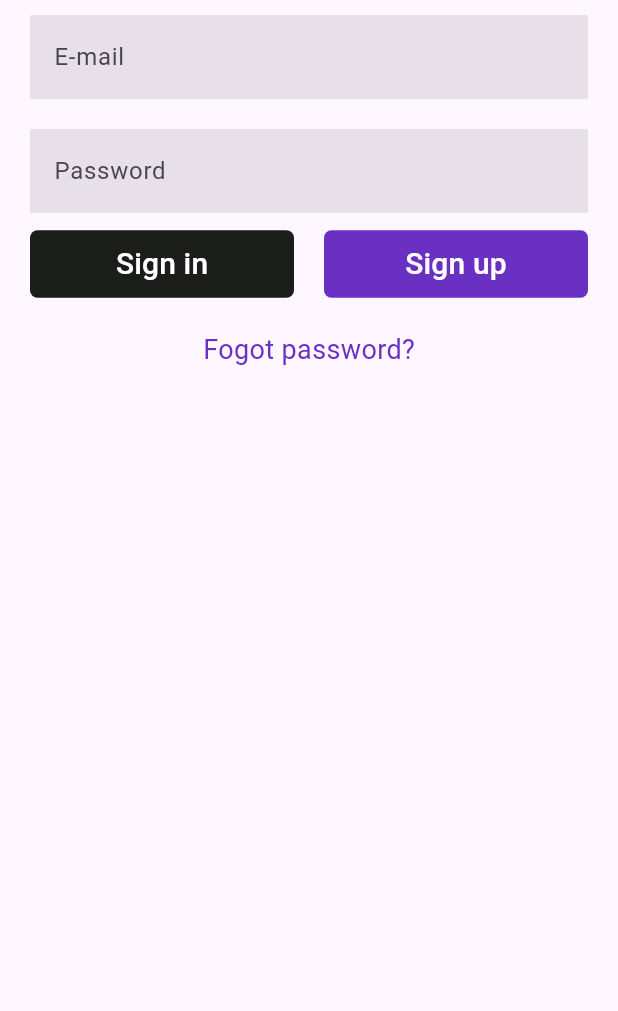
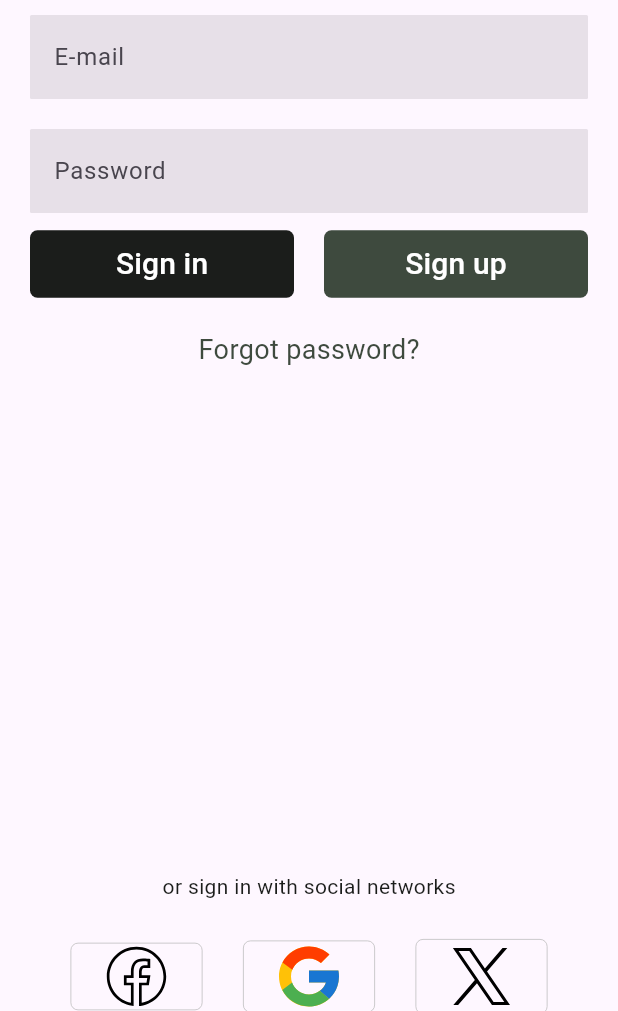
Before and after one commit to Miguel-Galli/grind-clothing, a Flutter app: the screen it shows after launch, on a phone screen of 412 x 824 dp, the part 225-1236 px from its top. Run offline on Flutter 3.47's test engine with Material 3 defaults, Android fonts, the phone set to English and light mode, and no system bars; our stand-ins replace flutter_svg.

Commit message:
Finaliza Tela de Login

```diff
--- a/lib/app_colors/app_colors.dart
+++ b/lib/app_colors/app_colors.dart
@@ -19,4 +19,6 @@ class AppColors {
   static const baseGrey10Color = Color(0xfff6f6f6);
   static const baseWhiteColor = Color(0xffffffff);
   static const baseWhite60Color = Color(0xfff6f6f6);
+  static const baseGreenMilitaryColor = Color(0xff3e4a3e);
+
 }
--- a/lib/main.dart
+++ b/lib/main.dart
@@ -1,4 +1,5 @@
-import 'package:ecommerce_app/screens/loginScreen/login_screen.dart';
+import 'package:ecommerce_app/screens/login_screen/login_screen.dart';
+import 'package:ecommerce_app/screens/signup_screen/signup_screen.dart';
 import 'package:flutter/material.dart';
 
 void main() {
--- a/lib/screens/loginScreen/login_screen.dart
+++ b/lib/screens/login_screen/login_screen.dart
@@ -1,8 +1,11 @@
 import 'package:ecommerce_app/app_colors/app_colors.dart';
-import 'package:ecommerce_app/stylies/login_screen_stylies.dart';
+import 'package:ecommerce_app/styles/login_screen_styles.dart';
 import 'package:ecommerce_app/widgets/my_button_widget.dart';
 import 'package:ecommerce_app/widgets/my_textfromfield_widget.dart';
 import 'package:flutter/material.dart';
+import 'package:flutter_svg/flutter_svg.dart';
+
+import '../../svg_images/svg_images.dart';
 
 class LoginScreen extends StatefulWidget {
   const LoginScreen({super.key});
@@ -44,7 +47,7 @@ class _LoginScreenState extends State<LoginScreen> {
               Expanded(
                   child: MyButtonWidget(
                       text: "Sign up",
-                      color: AppColors.baseDarkPinkColor,
+                      color: AppColors.baseGreenMilitaryColor,
                       onPress: (){}
                   )
               )
@@ -54,8 +57,65 @@ class _LoginScreenState extends State<LoginScreen> {
         SizedBox(
           height: 20,
         ),
-        Text("Fogot password?", style: LoginScreenStylies.forgotPasswordStylies,)
+        Text("Forgot password?", style: LoginScreenStyles.forgotPasswordStyles,)
       ],
+    );
+  }
+
+  Widget buildSocialButton({required Widget child, required VoidCallback onPressed}){
+    return MaterialButton(
+      shape: OutlineInputBorder(
+        borderSide: BorderSide(
+          width: 0.5,
+          color: AppColors.baseGrey40Color,
+        ),
+        borderRadius: BorderRadius.circular(5),
+      ),
+      onPressed: onPressed,
+      child: child,
+    );
+  }
+
+  Widget buildBottomPart(){
+    return SizedBox(
+      height: 450,
+      child: Column(
+        mainAxisAlignment: MainAxisAlignment.end,
+        children: [
+          Text(
+            "or sign in with social networks",
+            style: LoginScreenStyles.signInSocialStyles,
+          ),
+          SizedBox(
+            height: 5,
+          ),
+          Padding(
+            padding: EdgeInsets.all(20.0),
+            child: Row(
+              mainAxisAlignment: MainAxisAlignment.spaceEvenly,
+              children: [
+                //facebook social button
+                buildSocialButton(
+                  child: SvgPicture.asset(
+                    SvgImages.facebook,
+                    width: 45,
+                  ),
+                  onPressed: (){},
+                ),
+                buildSocialButton(
+                    child: SvgPicture.asset(SvgImages.google),
+                    onPressed: () {}
+                ),
+                //x social button
+                buildSocialButton(
+                    child: SvgPicture.asset(SvgImages.x),
+                    onPressed: () {}
+                ),
+              ],
+            ),
+          )
+        ],
+      ),
     );
   }
 
@@ -71,10 +131,13 @@ class _LoginScreenState extends State<LoginScreen> {
                   crossAxisAlignment: CrossAxisAlignment.stretch,
                   children: [
                     buildTopPart(),
+                    buildBottomPart(),
                   ],
                 )
               ],
-            ),)),
+            ),
+          ),
+      ),
     );
   }
 
--- /dev/null
+++ b/lib/styles/login_screen_styles.dart
@@ -0,0 +1,14 @@
+import 'package:flutter/material.dart';
+
+import 'package:ecommerce_app/app_colors/app_colors.dart';
+
+class LoginScreenStyles{
+  static const TextStyle forgotPasswordStyles = TextStyle(
+    color: AppColors.baseGreenMilitaryColor,
+    fontSize: 18,
+  );
+
+  static const TextStyle signInSocialStyles = TextStyle(
+    color: AppColors.baseBlackColor,
+  );
+}
--- a/lib/stylies/login_screen_stylies.dart
+++ /dev/null
@@ -1,10 +0,0 @@
-import 'package:flutter/material.dart';
-
-import 'package:ecommerce_app/app_colors/app_colors.dart';
-
-class LoginScreenStylies{
-  static const TextStyle forgotPasswordStylies = TextStyle(
-    color: AppColors.baseDarkPinkColor,
-    fontSize: 18,
-  );
-}
--- /dev/null
+++ b/lib/svg_images/svg_images.dart
@@ -0,0 +1,5 @@
+class SvgImages{
+  static String facebook = "assets/images/facebook.svg";
+  static String google = "assets/images/google.svg";
+  static String x = "assets/images/x.svg";
+}
--- a/pubspec.yaml
+++ b/pubspec.yaml
@@ -34,6 +34,7 @@ dependencies:
   # The following adds the Cupertino Icons font to your application.
   # Use with the CupertinoIcons class for iOS style icons.
   cupertino_icons: ^1.0.8
+  flutter_svg: ^2.2.0
 
 dev_dependencies:
   flutter_test:
```
Also changed, not shown: lib/screens/signup_screen/signup_screen.dart (added, +41 -0 lines), assets/images/facebook.svg (added), assets/images/google.svg (added), assets/images/x.svg (added), pubspec.lock.
